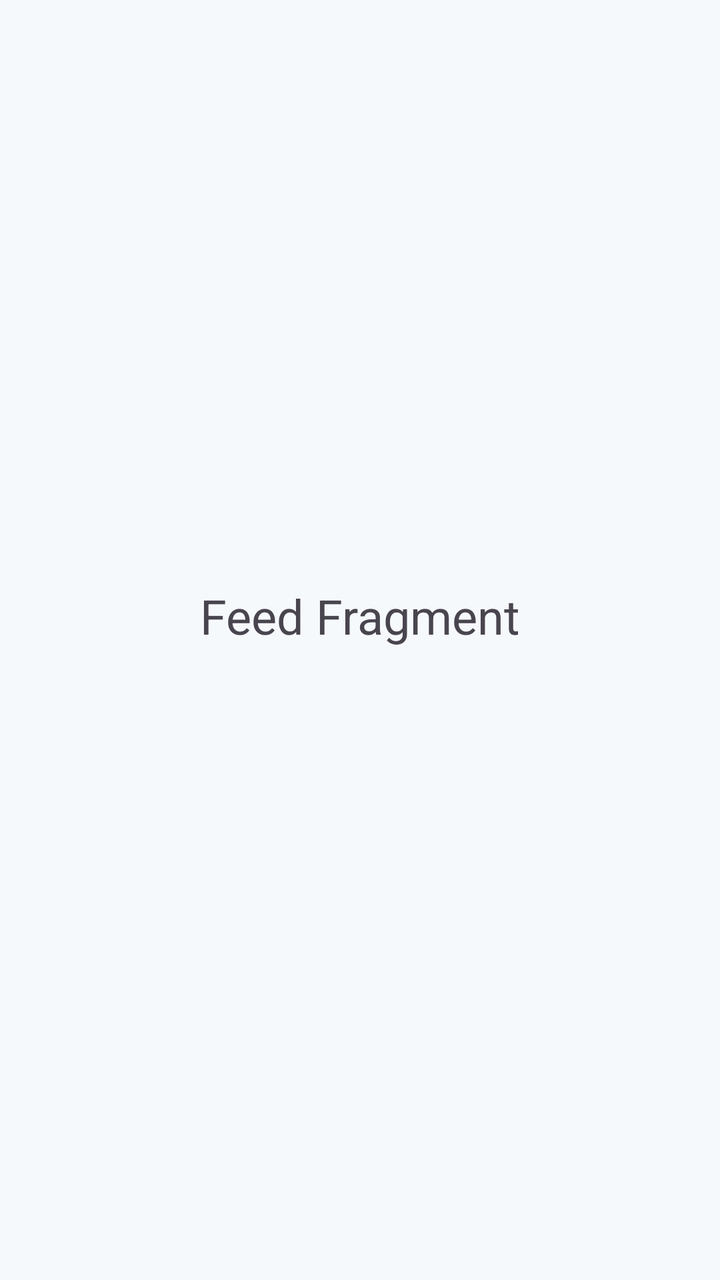
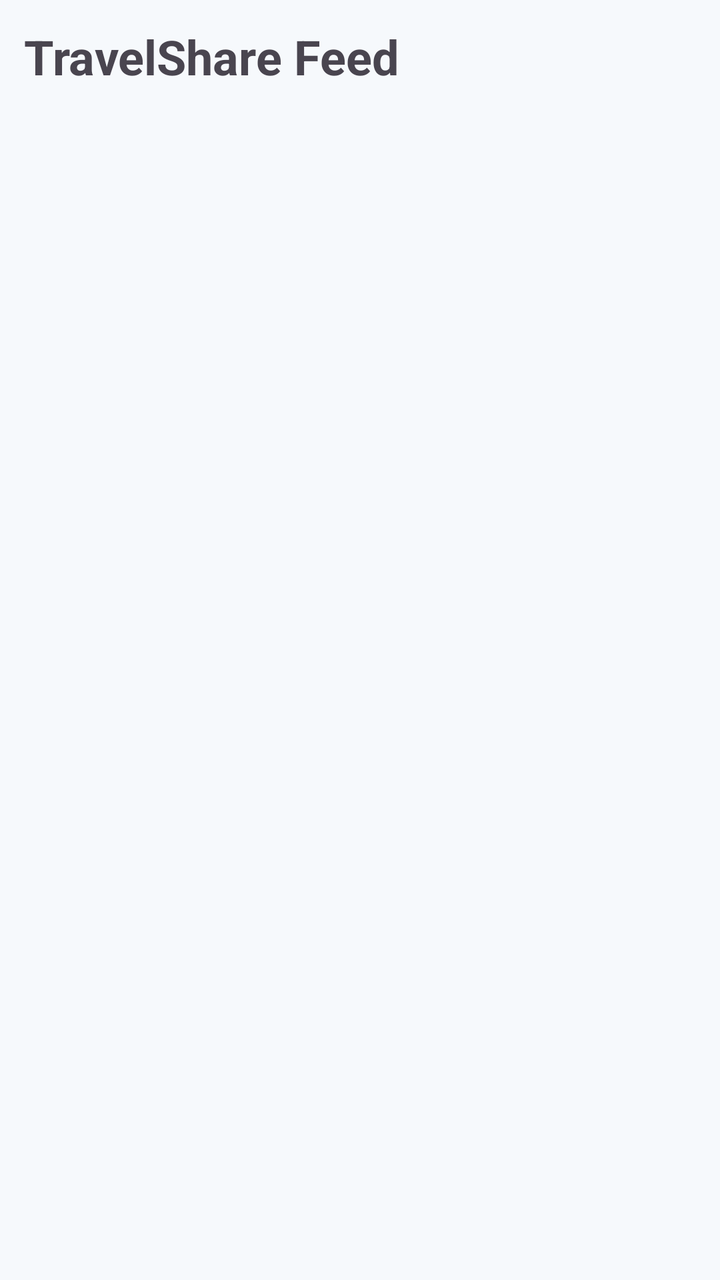

An Android layout rendered at two revisions. The XML below is the earlier revision; the diff shows what the commit changed to produce the second picture.
<!-- AndroidManifest.xml: application theme Theme.Traveling -->
<!-- res/layout/fragment_feed.xml -->
<?xml version="1.0" encoding="utf-8"?>
<LinearLayout xmlns:android="http://schemas.android.com/apk/res/android"
    android:layout_width="match_parent"
    android:layout_height="match_parent"
    android:gravity="center"
    android:orientation="vertical"
    android:padding="24dp">

    <TextView
        android:layout_width="wrap_content"
        android:layout_height="wrap_content"
        android:layout_marginBottom="24dp"
        android:text="Feed Fragment"
        android:textSize="24sp" />
</LinearLayout>
<!-- resources referenced by this layout -->
<resources>
  <style name="Theme.Traveling" parent="Base.Theme.Traveling" />
  <style name="Base.Theme.Traveling" parent="Theme.Material3.DayNight.NoActionBar">
          <item name="colorPrimary">@color/travel_primary</item>
          <item name="colorOnPrimary">@color/travel_on_primary</item>
  
          <item name="colorSecondary">@color/travel_secondary</item>
          <item name="colorOnSecondary">@color/travel_on_secondary</item>
  
          <item name="colorTertiary">@color/travel_tertiary</item>
          <item name="colorOnTertiary">@color/travel_on_tertiary</item>
  
          <item name="android:colorBackground">@color/travel_background</item>
          <item name="colorSurface">@color/travel_surface</item>
          <item name="colorOnSurface">@color/travel_on_surface</item>
      </style>
  <color name="travel_primary">#1565C0</color>
  <color name="travel_on_primary">#FFFFFF</color>
  <color name="travel_secondary">#26A69A</color>
  <color name="travel_on_secondary">#FFFFFF</color>
  <color name="travel_tertiary">#FFB74D</color>
  <color name="travel_on_tertiary">#1F2937</color>
  <color name="travel_background">#F6F9FC</color>
  <color name="travel_surface">#FFFFFF</color>
  <color name="travel_on_surface">#1F2937</color>
</resources>

<!-- the commit's change to res/layout/fragment_feed.xml (unified diff, before → after) -->
@@ -2,14 +2,31 @@
 <LinearLayout xmlns:android="http://schemas.android.com/apk/res/android"
     android:layout_width="match_parent"
     android:layout_height="match_parent"
-    android:gravity="center"
     android:orientation="vertical"
-    android:padding="24dp">
+    android:padding="12dp">
 
     <TextView
+        android:id="@+id/textFeedTitle"
         android:layout_width="wrap_content"
         android:layout_height="wrap_content"
-        android:layout_marginBottom="24dp"
-        android:text="Feed Fragment"
-        android:textSize="24sp" />
+        android:layout_marginBottom="12dp"
+        android:text="TravelShare Feed"
+        android:textSize="24sp"
+        android:textStyle="bold" />
+
+    <TextView
+        android:id="@+id/textEmptyFeed"
+        android:layout_width="wrap_content"
+        android:layout_height="wrap_content"
+        android:layout_gravity="center_horizontal"
+        android:layout_marginTop="24dp"
+        android:text="Pas de publications disponibles."
+        android:visibility="gone" />
+
+    <androidx.recyclerview.widget.RecyclerView
+        android:id="@+id/recyclerViewPosts"
+        android:layout_width="match_parent"
+        android:layout_height="0dp"
+        android:layout_weight="1" />
+
 </LinearLayout>
